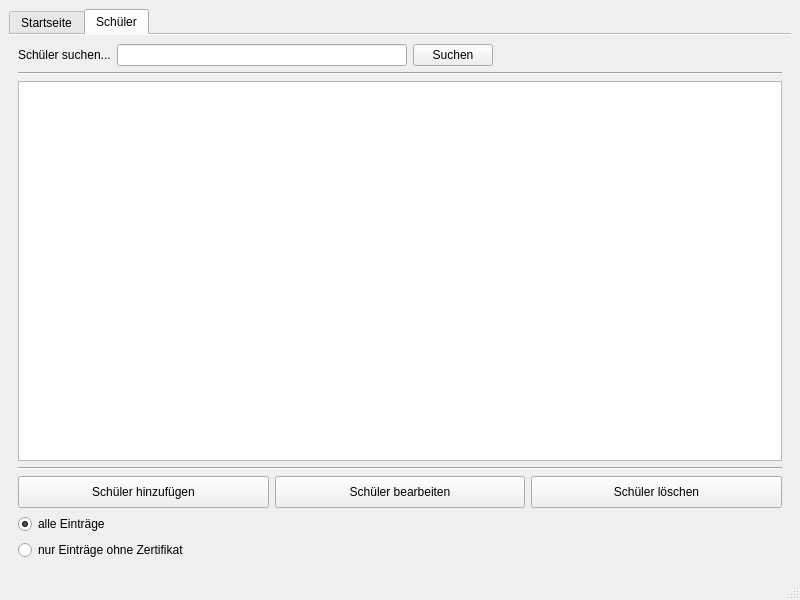
Qt form mainwindow.ui (MCG-Dallgow/MINT-Manager) before a commit.
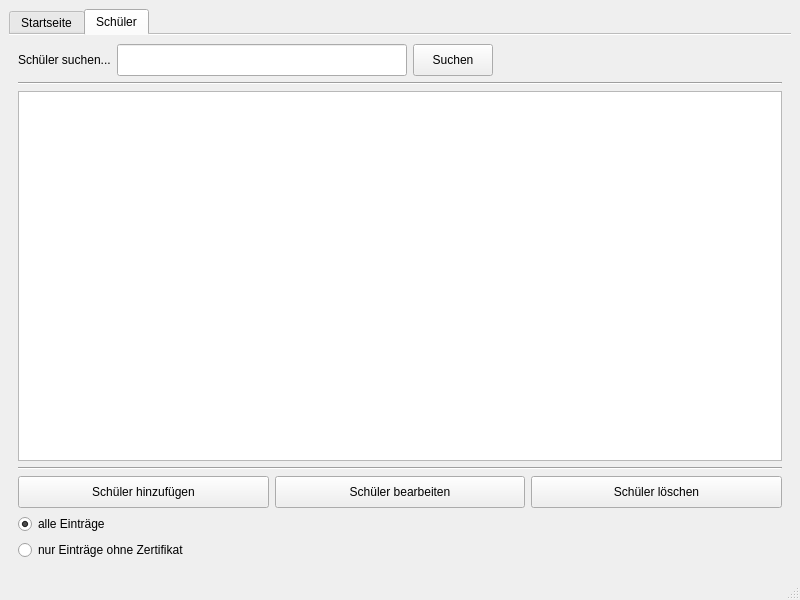
The same form after that commit.

Commit message: Increase button size in student manager

```diff
--- a/mainwindow.ui
+++ b/mainwindow.ui
@@ -49,10 +49,23 @@
            </widget>
           </item>
           <item>
-           <widget class="QLineEdit" name="leSearchName"/>
+           <widget class="QLineEdit" name="leSearchName">
+            <property name="minimumSize">
+             <size>
+              <width>0</width>
+              <height>32</height>
+             </size>
+            </property>
+           </widget>
           </item>
           <item>
            <widget class="QPushButton" name="btnSearchName">
+            <property name="minimumSize">
+             <size>
+              <width>0</width>
+              <height>32</height>
+             </size>
+            </property>
             <property name="text">
              <string>Suchen</string>
             </property>
```
